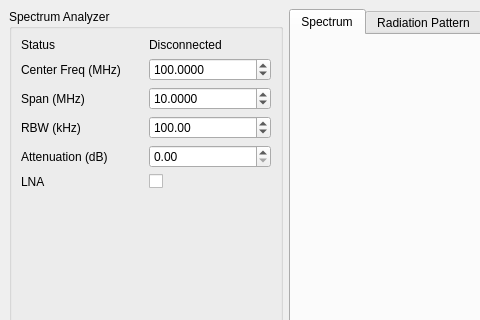
Old version of the form mainwindow.ui in the repository bsan4/polarSA; both pictures show x 0 to 480 and y 0 to 320 of the 1190 by 720 pixel window.
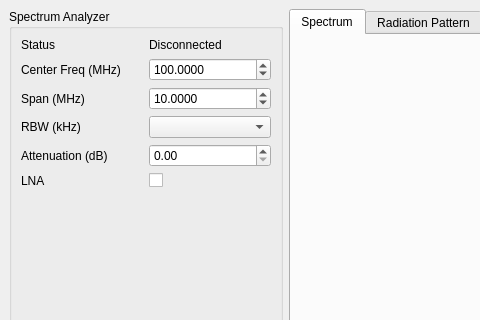
New version of the form. Custom widgets are drawn as their Qt base class.

Commit message:
Transformed rbw to combobox for specific values
Converted rbw to float to support 200Hz. Turns out command "rbw 0.2" is undocumented but functionnal

Patch:
```diff
--- a/mainwindow.ui
+++ b/mainwindow.ui
@@ -55,16 +55,6 @@
          </property>
         </widget>
        </item>
-       <item row="3" column="1">
-        <widget class="QDoubleSpinBox" name="sbSARBW">
-         <property name="maximum">
-          <double>10000.000000000000000</double>
-         </property>
-         <property name="value">
-          <double>100.000000000000000</double>
-         </property>
-        </widget>
-       </item>
        <item row="0" column="1">
         <widget class="QLabel" name="lbSAStatus">
          <property name="text">
@@ -159,6 +149,9 @@
          </property>
         </widget>
        </item>
+       <item row="3" column="1">
+        <widget class="QComboBox" name="cbRBW"/>
+       </item>
       </layout>
      </widget>
     </item>
```
The commit also changes 5 other files.
